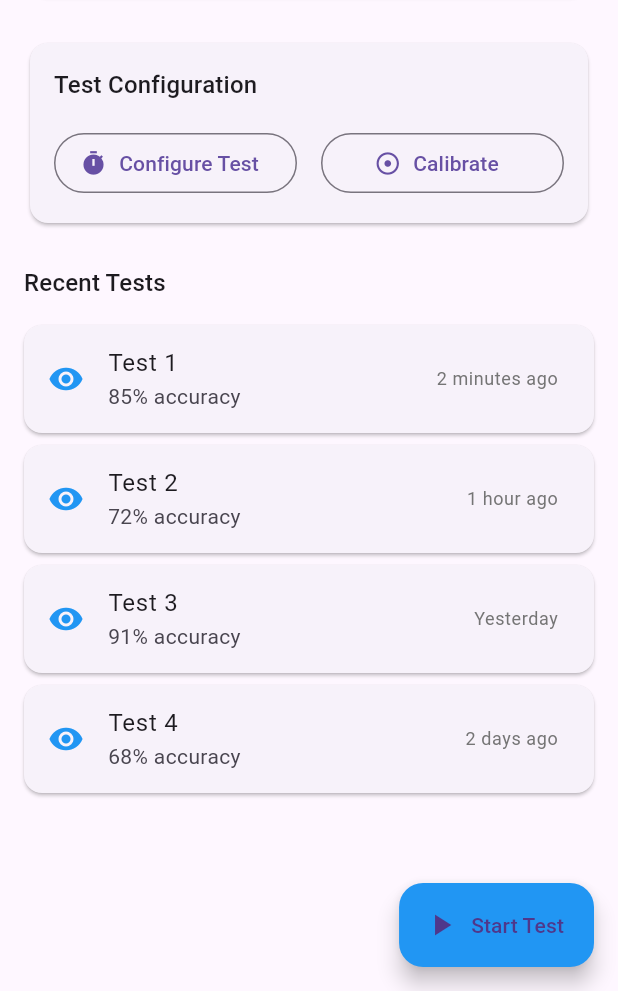
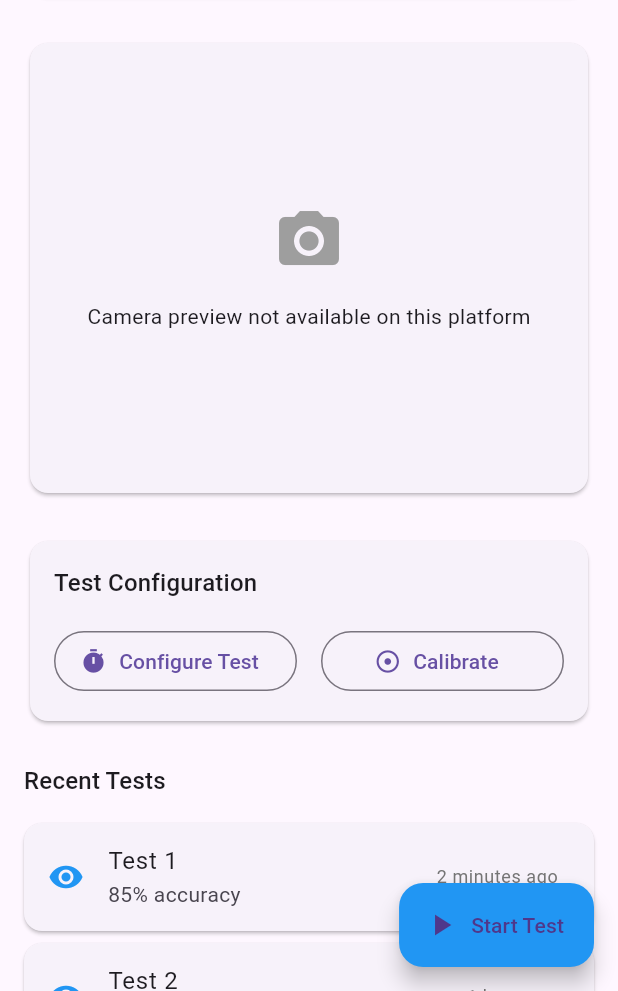
Before and after one commit to zhuhuilin/EyeTracking, a Flutter app: the HomePage screen opened by its route, on a phone screen of 412 x 824 dp, the part 245-1236 px from its top. Run offline on Flutter 3.47's test engine with Material 3 defaults, Android fonts, the light colour scheme and no system bars; our stand-ins replace camera, shared_preferences, sqflite; missing offline and left inert: camera_macos; accounts and stored records are empty.

Commit message:
added camera preview.

```diff
--- a/flutter_app/lib/pages/home_page.dart
+++ b/flutter_app/lib/pages/home_page.dart
@@ -5,6 +5,7 @@ import '../models/app_state.dart';
 import '../widgets/circle_test_widget.dart';
 import '../widgets/test_configuration_dialog.dart';
 import '../widgets/camera_selection_dialog.dart';
+import '../widgets/camera_preview_widget.dart';
 import 'calibration_page.dart';
 
 class HomePage extends StatefulWidget {
@@ -36,12 +37,14 @@ class _HomePageState extends State<HomePage> {
       ),
       body: Consumer<AppState>(
         builder: (context, appState, child) {
-          return Padding(
+          return SingleChildScrollView(
             padding: const EdgeInsets.all(16.0),
             child: Column(
               crossAxisAlignment: CrossAxisAlignment.start,
               children: [
                 _buildWelcomeSection(appState),
+                const SizedBox(height: 24),
+                const CameraPreviewWidget(),
                 const SizedBox(height: 24),
                 _buildTestControls(appState),
                 const SizedBox(height: 24),
@@ -139,8 +142,7 @@ class _HomePageState extends State<HomePage> {
   }
 
   Widget _buildTrackingSection(AppState appState) {
-    return Expanded(
-      child: Column(
+    return Column(
       children: [
         Card(
           child: Padding(
@@ -167,20 +169,22 @@ class _HomePageState extends State<HomePage> {
           ),
         ),
         const SizedBox(height: 16),
-          Expanded(child: CircleTestWidget(onTestComplete: _onTestComplete)),
+        SizedBox(
+          height: 400,
+          child: CircleTestWidget(onTestComplete: _onTestComplete),
+        ),
       ],
-      ),
     );
   }
 
   Widget _buildHistorySection() {
-    return Expanded(
-      child: Column(
+    return Column(
       crossAxisAlignment: CrossAxisAlignment.start,
       children: [
         Text('Recent Tests', style: Theme.of(context).textTheme.titleMedium),
         const SizedBox(height: 16),
-          Expanded(
+        SizedBox(
+          height: 400,
           child: ListView(
             children: [
               _buildTestResultItem('Test 1', '85% accuracy', '2 minutes ago'),
@@ -191,7 +195,6 @@ class _HomePageState extends State<HomePage> {
           ),
         ),
       ],
-      ),
     );
   }
 
--- /dev/null
+++ b/flutter_app/lib/widgets/camera_preview_widget.dart
@@ -0,0 +1,58 @@
+import 'dart:io' show Platform;
+import 'package:flutter/foundation.dart' show kIsWeb;
+import 'package:flutter/material.dart';
+import 'package:camera_macos/camera_macos.dart' as cam_macos;
+
+class CameraPreviewWidget extends StatefulWidget {
+  const CameraPreviewWidget({super.key});
+
+  @override
+  State<CameraPreviewWidget> createState() => _CameraPreviewWidgetState();
+}
+
+class _CameraPreviewWidgetState extends State<CameraPreviewWidget> {
+  final GlobalKey _cameraKey = GlobalKey();
+  cam_macos.CameraMacOSController? _macCameraController;
+
+  @override
+  Widget build(BuildContext context) {
+    if (!kIsWeb && Platform.isMacOS) {
+      return Card(
+        clipBehavior: Clip.antiAlias,
+        child: SizedBox(
+          height: 300,
+          child: cam_macos.CameraMacOSView(
+            key: _cameraKey,
+            fit: BoxFit.contain,
+            cameraMode: cam_macos.CameraMacOSMode.video,
+            onCameraInizialized: (cam_macos.CameraMacOSController controller) {
+              setState(() {
+                _macCameraController = controller;
+              });
+              print('Camera initialized successfully');
+            },
+          ),
+        ),
+      );
+    }
+
+    return Card(
+      child: SizedBox(
+        height: 300,
+        child: Center(
+          child: Column(
+            mainAxisAlignment: MainAxisAlignment.center,
+            children: [
+              const Icon(Icons.camera_alt, size: 48, color: Colors.grey),
+              const SizedBox(height: 16),
+              Text(
+                'Camera preview not available on this platform',
+                style: Theme.of(context).textTheme.bodyMedium,
+              ),
+            ],
+          ),
+        ),
+      ),
+    );
+  }
+}
```
Lines whose indentation alone changed are shown as unchanged.
